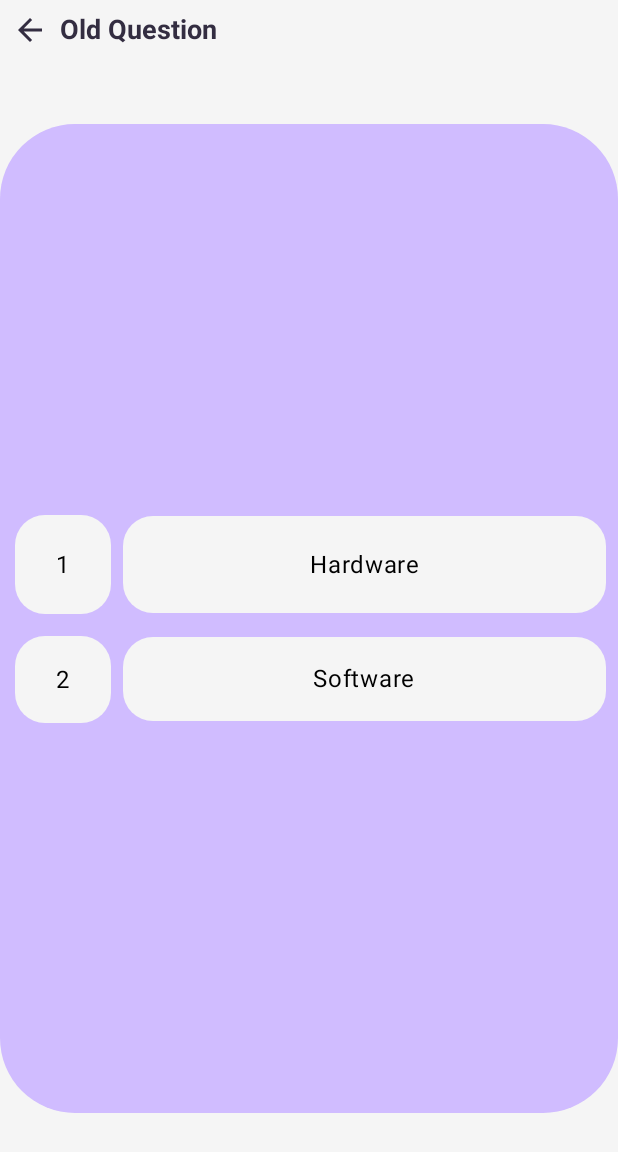
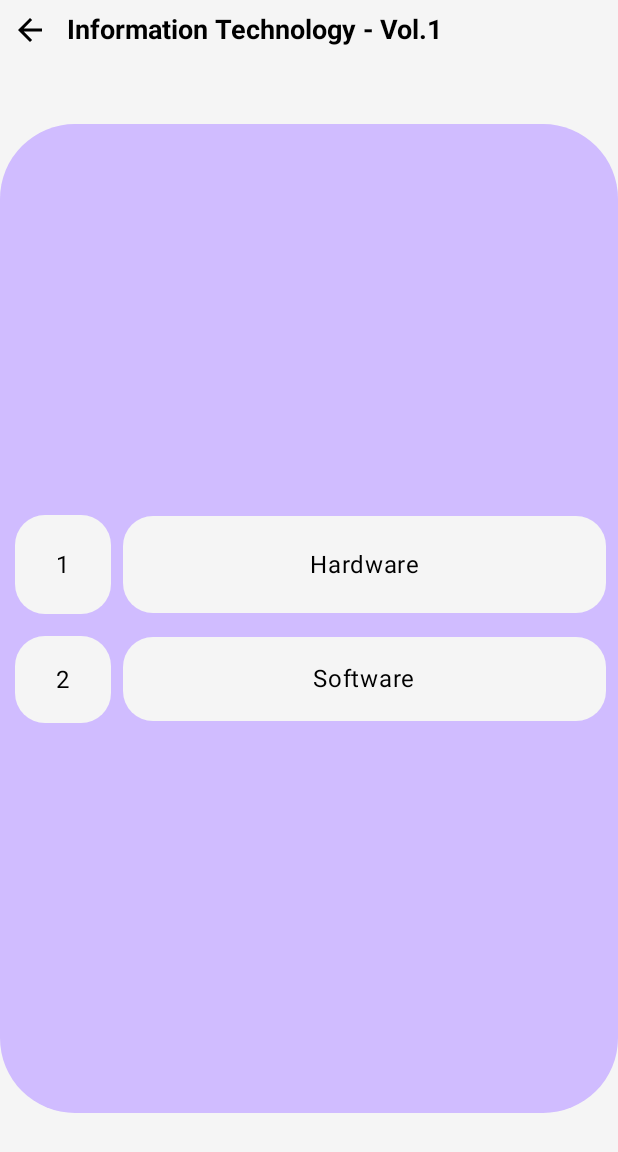
Before and after one commit to MyoHsetOo/QuizProject, an Android app built with Jetpack Compose: the BookListScreen screen opened through its navigation route, after a tap on "Information Technology - Vol.1", on a phone screen of 412 x 824 dp. Shown: the top 1152 px of the screen. Run offline under Robolectric (Android 15) with nearby library versions, the phone set to English and light mode, and no system bars.

Commit message:
Final Commit

```diff
--- a/app/src/main/java/com/example/quizproject/MainActivity.kt
+++ b/app/src/main/java/com/example/quizproject/MainActivity.kt
@@ -24,6 +24,8 @@ import androidx.compose.ui.Alignment
 import androidx.compose.ui.Modifier
 import androidx.compose.ui.tooling.preview.Preview
 import androidx.compose.ui.unit.dp
+import com.example.quizproject.adminScreens.AdminQuestionList
+import com.example.quizproject.adminScreens.AdminQuestionScreen
 import com.example.quizproject.adminScreens.BookListAdminScreen
 import com.example.quizproject.adminScreens.CourseListAdminScreen
 import com.example.quizproject.adminScreens.QuestionEntryForm
--- a/app/src/main/java/com/example/quizproject/navigation/Navigator.kt
+++ b/app/src/main/java/com/example/quizproject/navigation/Navigator.kt
@@ -4,11 +4,14 @@ import androidx.compose.runtime.Composable
 import androidx.navigation.compose.NavHost
 import androidx.navigation.compose.composable
 import androidx.navigation.compose.rememberNavController
+import com.example.quizproject.adminScreens.AdminQuestionList
+import com.example.quizproject.adminScreens.AdminQuestionScreen
 import com.example.quizproject.adminScreens.BookListAdminScreen
 import com.example.quizproject.adminScreens.ChapterAdminScreen
 import com.example.quizproject.adminScreens.CourseContentAdminScreen
 import com.example.quizproject.adminScreens.CourseListAdminScreen
 import com.example.quizproject.adminScreens.HomeAdminScreen
+import com.example.quizproject.adminScreens.QuestionEntryForm
 import com.example.quizproject.userScreens.AdminUserConnectedScreen
 import com.example.quizproject.userScreens.BookListScreen
 import com.example.quizproject.userScreens.ChapterScreen
@@ -130,6 +133,21 @@ fun Nav() {
             ChapterAdminScreen(navController)
         }
 
+        composable(route = "AdminQuestionList") {
+            AdminQuestionList(navController)
+        }
+
+
+        composable(route = "QuestionEntryForm") {
+            QuestionEntryForm(navController)
+        }
+
+
+        composable(route = "AdminQuestionScreen") {
+            AdminQuestionScreen(navController)
+        }
+
+
 
 
 
--- a/app/src/main/java/com/example/quizproject/userScreens/BookListScreen.kt
+++ b/app/src/main/java/com/example/quizproject/userScreens/BookListScreen.kt
@@ -130,19 +130,24 @@ fun BookListScreen (navController: NavController) {
                     .fillMaxSize()
                 ) {
 
-                    Text(text = "book List", fontSize = 25.sp, fontWeight = FontWeight.Bold)
+                    Text(text = "book List",
+                        fontSize = 25.sp,
+                        fontWeight = FontWeight.Bold,
+                        color = Color.Black
+                    )
 
                     Spacer(modifier = Modifier.height(60.dp))
 
-                    Row(modifier = Modifier.horizontalScroll(rememberScrollState())) {
+                    Row(
+                        modifier = Modifier.horizontalScroll(rememberScrollState())
+                    ) {
 
                         Card(
                             modifier = Modifier
                                 .width(250.dp)
                                 .height(150.dp)
                                 .padding(start = 30.dp,end = 20.dp)
-                                .clickable { navController.navigate("ChapterScreen") }
-                                ,
+                                .clickable { navController.navigate("ChapterScreen") },
                             shape = RoundedCornerShape(30.dp),
                             colors = CardDefaults.cardColors(MaterialTheme.colorScheme.primary)
                         ) {
@@ -152,7 +157,12 @@ fun BookListScreen (navController: NavController) {
                                 contentAlignment = Alignment.Center
                             ) {
 
-                                Text(text = "Information Technology - Vol.1" , fontSize = 18.sp, fontWeight = FontWeight.Bold)
+                                Text(text = "Information Technology - Vol.1" ,
+                                    fontSize = 18.sp,
+                                    fontWeight = FontWeight.Bold,
+                                    color = Color.Black
+                                )
+
 
                             }
                         }
@@ -174,7 +184,11 @@ fun BookListScreen (navController: NavController) {
                                 contentAlignment = Alignment.Center
                             ) {
 
-                                Text(text = "Information Technology - Vol.1" , fontSize = 18.sp, fontWeight = FontWeight.Bold)
+                                Text(text = "Information Technology - Vol.1" ,
+                                    fontSize = 18.sp,
+                                    fontWeight = FontWeight.Bold,
+                                    color = Color.Black
+                                    )
 
                             }
                         }
--- a/app/src/main/java/com/example/quizproject/userScreens/ChapterScreen.kt
+++ b/app/src/main/java/com/example/quizproject/userScreens/ChapterScreen.kt
@@ -70,11 +70,16 @@ fun ChapterScreen( navController: NavController) {
                             .clickable { navController.popBackStack() }
 
                     ){
-                        Icon(imageVector = Icons.Default.ArrowBack, contentDescription = "back")
+                        Icon(imageVector = Icons.Default.ArrowBack,
+                            contentDescription = "back",
+                            tint = Color.Black
+                        )
                     }
-                    Text(text = "Old Question", style = TextStyle(
+                    Text(text = " Information Technology - Vol.1", style = TextStyle(
                         fontSize = 18.sp,
-                        fontWeight = FontWeight.Bold
+                        fontWeight = FontWeight.Bold,
+                        color = Color.Black
+
                     )
                     )
                 }
--- a/app/src/main/java/com/example/quizproject/userScreens/QuestionScreen.kt
+++ b/app/src/main/java/com/example/quizproject/userScreens/QuestionScreen.kt
@@ -239,7 +239,9 @@ fun QuestionScreen(navController: NavController) {
 
                 Button(modifier = Modifier.padding(top=30.dp),onClick = { /*TODO*/ },
                 ) {
-                    Text(text = "Submit")
+                    Text(text = "Submit",
+                        color = Color.Black
+                    )
                 }
 
             }
```
Also changed, not shown: app/src/main/java/com/example/quizproject/adminScreens/AdminQuestionList.kt (+14 -5 lines), app/src/main/java/com/example/quizproject/adminScreens/AdminQuestionScreen.kt (+14 -5 lines), app/src/main/java/com/example/quizproject/adminScreens/BookListAdminScreen.kt (+31 -10 lines), app/src/main/java/com/example/quizproject/adminScreens/ChapterAdminScreen.kt (+20 -8 lines), app/src/main/java/com/example/quizproject/adminScreens/HomeAdminScreen.kt (+26 -16 lines), app/src/main/java/com/example/quizproject/adminScreens/QuestionEntryForm.kt (+6 -3 lines), app/src/main/java/com/example/quizproject/userScreens/QuestionList.kt (+6 -2 lines).
